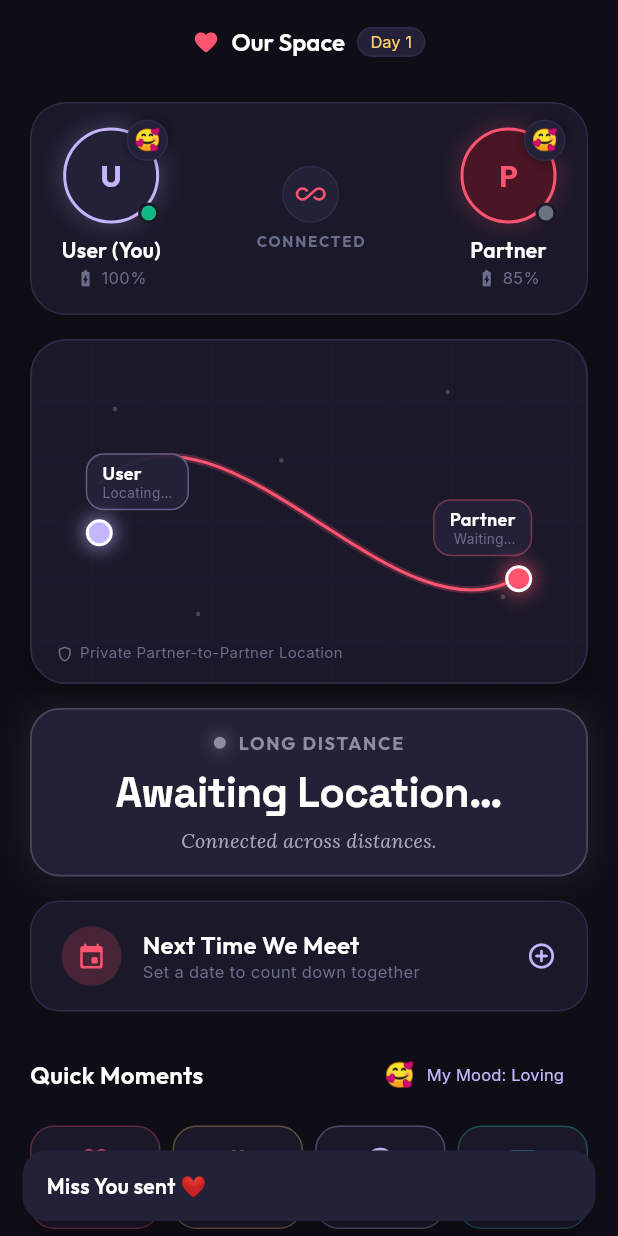
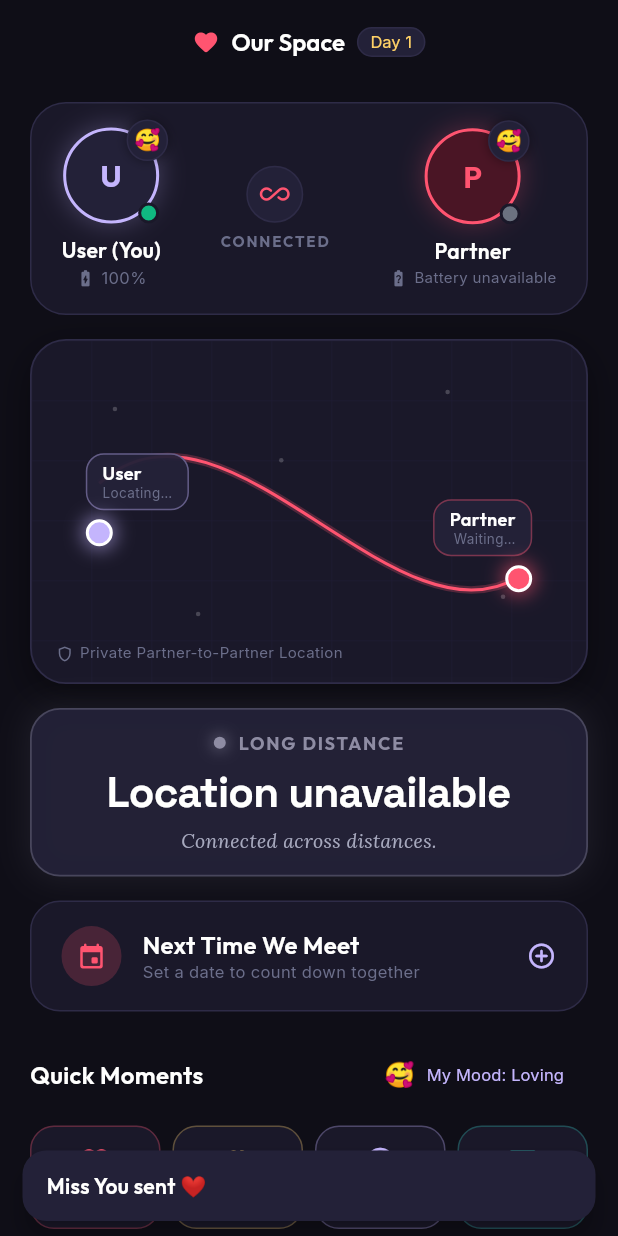
Before and after one commit to Jeet-Nag/between_us, a Flutter app: the HomeScreen screen opened directly with empty values, after a tap on "Miss You", on a phone screen of 412 x 824 dp. Run offline on Flutter 3.47's test engine with Material 3 defaults, Android fonts, the phone set to English and light mode, and no system bars; our stand-ins replace battery_plus, cloud_firestore, file_picker, firebase_auth, firebase_core, firebase_messaging and 6 more; missing offline and left inert: record; accounts and stored records are empty; network calls fail.

Commit message:
fix(pairing-runtime): enforce strict self-pairing rejection, persistent couple connection, real device battery, and real GPS presence

```diff
--- /dev/null
+++ b/lib/features/battery/service/native_battery_service.dart
@@ -0,0 +1,35 @@
+import 'dart:async';
+import 'package:battery_plus/battery_plus.dart';
+import 'package:flutter/foundation.dart';
+
+/// Native Hardware Battery Service querying real device power and charging state
+class NativeBatteryService {
+  static final Battery _battery = Battery();
+
+  /// Reads physical battery percentage (0-100), returns null if unavailable on device/platform
+  static Future<int?> getBatteryLevel() async {
+    try {
+      final level = await _battery.batteryLevel;
+      if (level >= 0 && level <= 100) {
+        return level;
+      }
+      return null;
+    } catch (e) {
+      debugPrint('[Battery] Notice: Unable to query native battery level: $e');
+      return null;
+    }
+  }
+
+  /// Checks if device is actively charging or connected to power
+  static Future<bool> isCharging() async {
+    try {
+      final state = await _battery.batteryState;
+      return state == BatteryState.charging || state == BatteryState.full;
+    } catch (e) {
+      return false;
+    }
+  }
+
+  /// Stream of battery state changes (charging/discharging)
+  static Stream<BatteryState> get onBatteryStateChanged => _battery.onBatteryStateChanged;
+}
--- a/lib/features/couple_pairing/data/couple_repository.dart
+++ b/lib/features/couple_pairing/data/couple_repository.dart
@@ -1,6 +1,20 @@
 import 'package:cloud_firestore/cloud_firestore.dart';
 import '../../auth_pairing/domain/couple_model.dart';
 import '../../../core/security/encryption_service.dart';
+
+class SelfPairingException implements Exception {
+  final String message;
+  const SelfPairingException([this.message = "You can't use your own invitation code. Ask your partner to join."]);
+  @override
+  String toString() => message;
+}
+
+class InvalidPairingCodeException implements Exception {
+  final String message;
+  const InvalidPairingCodeException(this.message);
+  @override
+  String toString() => message;
+}
 
 abstract class CoupleRepository {
   Stream<CoupleModel?> watchCouple(String coupleId, String myUserId);
@@ -28,36 +42,40 @@ class FirebaseCoupleRepository implements CoupleRepository {
       final data = doc.data()!;
       final members = List<String>.from(data['members'] ?? []);
       final partnerId = members.firstWhere((id) => id != myUserId, orElse: () => '');
+      final memberNames = Map<String, dynamic>.from(data['memberNames'] ?? {});
 
       UserProfile? partnerProfile;
       if (partnerId.isNotEmpty) {
+        String partnerName = memberNames[partnerId] as String? ?? '';
+        if (partnerName.isEmpty) {
           try {
-          final partnerDoc = await _firestore.collection('users').doc(partnerId).get().timeout(const Duration(seconds: 5));
+            final partnerDoc = await _firestore.collection('users').doc(partnerId).get().timeout(const Duration(seconds: 4));
             final partnerData = partnerDoc.data() ?? {};
-          final name = partnerData['displayName'] as String? ?? 'Partner';
+            partnerName = partnerData['displayName'] as String? ?? '';
+          } catch (_) {}
+        }
+        if (partnerName.isEmpty) {
+          partnerName = 'Partner';
+        }
         partnerProfile = UserProfile(
           id: partnerId,
-            displayName: name,
-            initials: name.isNotEmpty ? name.substring(0, 1).toUpperCase() : 'P',
-          );
-        } catch (e) {
-          partnerProfile = UserProfile(
-            id: partnerId,
-            displayName: 'Partner',
-            initials: 'P',
+          displayName: partnerName,
+          initials: partnerName.isNotEmpty ? partnerName.substring(0, 1).toUpperCase() : 'P',
         );
       }
-      }
 
-      String myDisplayName = 'You';
+      String myDisplayName = memberNames[myUserId] as String? ?? '';
+      if (myDisplayName.isEmpty) {
         try {
-        final myUserDoc = await _firestore.collection('users').doc(myUserId).get().timeout(const Duration(seconds: 5));
+          final myUserDoc = await _firestore.collection('users').doc(myUserId).get().timeout(const Duration(seconds: 4));
           final myUserData = myUserDoc.data() ?? {};
           if (myUserData['displayName'] != null && (myUserData['displayName'] as String).isNotEmpty) {
             myDisplayName = myUserData['displayName'];
           }
-      } catch (e) {
-        // Safe fallback
+        } catch (_) {}
+      }
+      if (myDisplayName.isEmpty) {
+        myDisplayName = 'You';
       }
 
       return CoupleModel(
@@ -125,6 +143,7 @@ class FirebaseCoupleRepository implements CoupleRepository {
       'pairingCode': pairingCode,
       'status': 'waitingForPartner',
       'members': [myUserId],
+      'memberNames': {myUserId: myDisplayName},
       'creatorId': myUserId,
       'createdAt': FieldValue.serverTimestamp(),
     };
@@ -133,6 +152,7 @@ class FirebaseCoupleRepository implements CoupleRepository {
       'code': pairingCode,
       'coupleId': coupleRef.id,
       'creatorId': myUserId,
+      'creatorDisplayName': myDisplayName,
       'status': 'active',
       'createdAt': FieldValue.serverTimestamp(),
     };
@@ -149,7 +169,6 @@ class FirebaseCoupleRepository implements CoupleRepository {
 
     await batch.commit().timeout(const Duration(seconds: 10));
 
-    // Return the authoritative model only after atomic write succeeds
     return CoupleModel(
       id: coupleRef.id,
       pairingCode: pairingCode,
@@ -183,9 +202,15 @@ class FirebaseCoupleRepository implements CoupleRepository {
     final invData = invDoc.data()!;
     final invStatus = invData['status'] as String? ?? '';
     final coupleId = invData['coupleId'] as String? ?? '';
+    final creatorId = invData['creatorId'] as String? ?? '';
+
+    // STRICT INVARIANT 1: Self-Pairing Guard
+    if (creatorId == myUserId) {
+      throw const SelfPairingException("You can't use your own invitation code. Ask your partner to join.");
+    }
 
     if (invStatus != 'active' || coupleId.isEmpty) {
-      return null;
+      throw InvalidPairingCodeException('Code "$code" is no longer active or already paired.');
     }
 
     final coupleRef = _firestore.collection('couples').doc(coupleId);
@@ -200,21 +225,29 @@ class FirebaseCoupleRepository implements CoupleRepository {
         throw Exception('space_not_found');
       }
 
-      final currentCoupleStatus = coupleSnap.data()?['status'] as String?;
+      final coupleData = coupleSnap.data()!;
+      final currentCreatorId = coupleData['creatorId'] as String?;
+      final members = List<String>.from(coupleData['members'] ?? []);
+      final currentCoupleStatus = coupleData['status'] as String?;
       final currentInvStatus = freshInvSnap.data()?['status'] as String?;
 
-      if (currentCoupleStatus != 'waitingForPartner' || currentInvStatus != 'active') {
-        throw Exception('already_paired');
+      // STRICT INVARIANT 2: Self-pairing check inside atomic transaction
+      if (currentCreatorId == myUserId || members.contains(myUserId)) {
+        throw const SelfPairingException("You can't use your own invitation code. Ask your partner to join.");
       }
 
-      final members = List<String>.from(coupleSnap.data()?['members'] ?? []);
-      if (!members.contains(myUserId)) {
+      if (currentCoupleStatus != 'waitingForPartner' || currentInvStatus != 'active') {
+        throw InvalidPairingCodeException('Code "$code" is already paired or no longer waiting for partner.');
+      }
+
       members.add(myUserId);
-      }
+      final memberNames = Map<String, dynamic>.from(coupleData['memberNames'] ?? {});
+      memberNames[myUserId] = myDisplayName;
 
       // Update couple space to connected
       transaction.update(coupleRef, {
         'members': members,
+        'memberNames': memberNames,
         'status': 'connected',
         'partnerId': myUserId,
         'connectedAt': FieldValue.serverTimestamp(),
@@ -227,7 +260,7 @@ class FirebaseCoupleRepository implements CoupleRepository {
         'claimedAt': FieldValue.serverTimestamp(),
       });
 
-      // Update user's coupleId
+      // Update joining user's profile with coupleId
       transaction.set(
         _firestore.collection('users').doc(myUserId),
         {'coupleId': coupleId, 'displayName': myDisplayName},
@@ -239,6 +272,8 @@ class FirebaseCoupleRepository implements CoupleRepository {
     final data = updatedDoc.data() ?? {};
     final members = List<String>.from(data['members'] ?? []);
     final partnerId = members.firstWhere((id) => id != myUserId, orElse: () => '');
+    final memberNames = Map<String, dynamic>.from(data['memberNames'] ?? {});
+    final partnerName = memberNames[partnerId] as String? ?? 'Partner';
 
     return CoupleModel(
       id: coupleId,
@@ -252,8 +287,8 @@ class FirebaseCoupleRepository implements CoupleRepository {
       partner: partnerId.isNotEmpty
           ? UserProfile(
               id: partnerId,
-              displayName: 'Partner',
-              initials: 'P',
+              displayName: partnerName,
+              initials: partnerName.isNotEmpty ? partnerName.substring(0, 1).toUpperCase() : 'P',
             )
           : null,
       createdAt: (data['createdAt'] as Timestamp?)?.toDate() ?? DateTime.now(),
--- a/lib/features/home/presentation/home_screen.dart
+++ b/lib/features/home/presentation/home_screen.dart
@@ -206,7 +206,7 @@ class HomeScreen extends StatelessWidget {
                         initials: couple?.user.initials ?? 'Y',
                         isMe: true,
                         mood: presenceState.myMood,
-                        batteryLevel: presenceState.myLocation?.batteryLevel ?? 100,
+                        batteryLevel: presenceState.myBatteryLevel,
                         isOnline: true,
                       ),
 
@@ -232,7 +232,7 @@ class HomeScreen extends StatelessWidget {
                         initials: couple?.partner?.initials ?? 'P',
                         isMe: false,
                         mood: presenceState.partnerMood,
-                        batteryLevel: presenceState.partnerLocation?.batteryLevel ?? 85,
+                        batteryLevel: presenceState.partnerLocation?.batteryLevel,
                         isOnline: presenceState.isPartnerOnline,
                       ),
                     ],
--- a/lib/features/home/presentation/widgets/partner_bubble.dart
+++ b/lib/features/home/presentation/widgets/partner_bubble.dart
@@ -8,7 +8,7 @@ class PartnerBubble extends StatelessWidget {
   final String initials;
   final bool isMe;
   final MoodType mood;
-  final int batteryLevel;
+  final int? batteryLevel;
   final bool isOnline;
   final VoidCallback? onTap;
 
@@ -18,7 +18,7 @@ class PartnerBubble extends StatelessWidget {
     required this.initials,
     required this.isMe,
     required this.mood,
-    required this.batteryLevel,
+    this.batteryLevel,
     this.isOnline = true,
     this.onTap,
   });
@@ -115,16 +115,29 @@ class PartnerBubble extends StatelessWidget {
           Row(
             mainAxisSize: MainAxisSize.min,
             children: [
+              if (batteryLevel != null) ...[
                 Icon(
-                batteryLevel > 20 ? Icons.battery_charging_full_rounded : Icons.battery_alert_rounded,
+                  batteryLevel! > 20 ? Icons.battery_charging_full_rounded : Icons.battery_alert_rounded,
                   size: 13,
-                color: batteryLevel > 20 ? AppColors.textMuted : AppColors.warning,
+                  color: batteryLevel! > 20 ? AppColors.textMuted : AppColors.warning,
                 ),
                 const SizedBox(width: 4),
                 Text(
                   '$batteryLevel%',
                   style: AppTypography.bodySmall,
                 ),
+              ] else ...[
+                const Icon(
+                  Icons.battery_unknown_rounded,
+                  size: 13,
+                  color: AppColors.textMuted,
+                ),
+                const SizedBox(width: 4),
+                Text(
+                  'Battery unavailable',
+                  style: AppTypography.bodySmall.copyWith(fontSize: 10, color: AppColors.textMuted),
+                ),
+              ],
             ],
           ),
         ],
--- a/lib/features/home/state/presence_state.dart
+++ b/lib/features/home/state/presence_state.dart
@@ -1,7 +1,9 @@
 import 'dart:async';
+import 'package:cloud_firestore/cloud_firestore.dart';
 import 'package:flutter/foundation.dart';
 import '../../../../core/constants/colors.dart';
 import '../../../../core/utils/distance_calculator.dart';
+import '../../battery/service/native_battery_service.dart';
 import '../../location/data/location_repository.dart';
 import '../../location/service/native_location_service.dart';
 
@@ -26,7 +28,7 @@ class PartnerLocation {
   final double longitude;
   final double accuracy;
   final DateTime updatedAt;
-  final int batteryLevel;
+  final int? batteryLevel;
   final bool isCharging;
 
   const PartnerLocation({
@@ -34,12 +36,13 @@ class PartnerLocation {
     required this.longitude,
     required this.accuracy,
     required this.updatedAt,
-    this.batteryLevel = 85,
+    this.batteryLevel,
     this.isCharging = false,
   });
 }
 
 class PresenceState extends ChangeNotifier {
+  final FirebaseFirestore _firestore = FirebaseFirestore.instance;
   final LocationRepository _locationRepository;
   final String _myUserId;
   final String _coupleId;
@@ -47,6 +50,8 @@ class PresenceState extends ChangeNotifier {
 
   PartnerLocation? _myLocation;
   PartnerLocation? _partnerLocation;
+  int? _myBatteryLevel;
+  bool _myIsCharging = false;
   MoodType _myMood = MoodType.loving;
   MoodType _partnerMood = MoodType.loving;
   bool _isPartnerOnline = false;
@@ -55,14 +60,17 @@ class PresenceState extends ChangeNotifier {
   ProximityResult _proximity = const ProximityResult(
     distanceInMeters: 0,
     state: ProximityState.longDistance,
-    formattedDistance: 'Awaiting Location…',
+    formattedDistance: 'Location unavailable',
     emotionalSubtitle: 'Connected across distances.',
     stateColor: AppColors.proximityLong,
   );
 
   StreamSubscription? _partnerLocationSubscription;
   StreamSubscription? _nativeLocationSubscription;
+  StreamSubscription? _partnerPresenceSubscription;
+  StreamSubscription? _batterySubscription;
   Timer? _freshnessTimer;
+  Timer? _batteryPeriodicTimer;
 
   PresenceState({
     required LocationRepository locationRepository,
@@ -73,33 +81,41 @@ class PresenceState extends ChangeNotifier {
         _myUserId = myUserId,
         _coupleId = coupleId,
         _partnerId = partnerId {
+    _initBattery();
     _startLocationStreaming();
     _listenToPartnerLocation();
+    _listenToPartnerPresence();
+    _publishMyPresence();
     _freshnessTimer = Timer.periodic(const Duration(minutes: 1), (_) => notifyListeners());
+    _batteryPeriodicTimer = Timer.periodic(const Duration(minutes: 5), (_) => _syncBatteryLevel());
   }
 
   PartnerLocation? get myLocation => _myLocation;
   PartnerLocation? get partnerLocation => _partnerLocation;
+  int? get myBatteryLevel => _myBatteryLevel;
+  bool get myIsCharging => _myIsCharging;
   MoodType get myMood => _myMood;
   MoodType get partnerMood => _partnerMood;
   bool get isPartnerOnline => _isPartnerOnline;
   bool get isLocationSharingEnabled => _isLocationSharingEnabled;
   ProximityResult get proximity => _proximity;
 
-  /// Computes human-readable location freshness without deceptive "LIVE" labels on stale data
+  /// Computes accurate, honest location freshness without fake "LIVE" labels
   String get partnerFreshnessLabel {
-    if (!_isLocationSharingEnabled) return 'LOCATION SHARING OFF';
-    if (_partnerLocation == null) return 'WAITING FOR LOCATION…';
+    if (!_isLocationSharingEnabled) return 'Location sharing is off';
+    if (_partnerLocation == null) return 'Waiting for location…';
 
     final diff = DateTime.now().difference(_partnerLocation!.updatedAt);
-    if (diff.inMinutes < 3) {
-      return 'LIVE';
+    if (diff.inSeconds < 30) {
+      return 'Live';
+    } else if (diff.inMinutes < 5) {
+      return 'Recently updated';
     } else if (diff.inMinutes < 60) {
-      return 'UPDATED ${diff.inMinutes}M AGO';
+      return 'Last updated ${diff.inMinutes}m ago';
     } else if (diff.inHours < 24) {
-      return 'UPDATED ${diff.inHours}H AGO';
+      return 'Last updated ${diff.inHours}h ago';
     } else {
-      return 'OFFLINE';
+      return 'Offline';
     }
   }
 
@@ -108,14 +124,42 @@ class PresenceState extends ChangeNotifier {
     return DateTime.now().difference(_partnerLocation!.updatedAt).inMinutes >= 15;
   }
 
+  Future<void> _initBattery() async {
+    _myBatteryLevel = await NativeBatteryService.getBatteryLevel();
+    _myIsCharging = await NativeBatteryService.isCharging();
+    notifyListeners();
+
+    _batterySubscription = NativeBatteryService.onBatteryStateChanged.listen((_) async {
+      await _syncBatteryLevel();
+    });
+  }
+
+  Future<void> _syncBatteryLevel() async {
+    final level = await NativeBatteryService.getBatteryLevel();
+    final charging = await NativeBatteryService.isCharging();
+    _myBatteryLevel = level;
+    _myIsCharging = charging;
+    notifyListeners();
+
+    if (_coupleId.isNotEmpty && _myUserId.isNotEmpty) {
+      _locationRepository.updateBattery(
+        coupleId: _coupleId,
+        myUserId: _myUserId,
+        batteryLevel: level,
+        isCharging: charging,
+      );
+    }
+  }
+
   void _startLocationStreaming() async {
     final hasPermission = await NativeLocationService.ensurePermission();
     if (!hasPermission) {
-      debugPrint('[Presence] Native location permission denied by user.');
+      debugPrint('[Presence] Location permission unavailable or denied.');
+      _recalculateDistance();
       return;
     }
 
-    // Get initial fix
+    // Get initial real GPS fix
     final initial = await NativeLocationService.getCurrentPosition();
     if (initial != null) {
       _myLocation = PartnerLocation(
@@ -123,16 +167,20 @@ class PresenceState extends ChangeNotifier {
         longitude: initial.longitude,
         accuracy: initial.accuracy,
         updatedAt: initial.timestamp,
+        batteryLevel: _myBatteryLevel,
+        isCharging: _myIsCharging,
       );
       _locationRepository.updateMyLocation(
         coupleId: _coupleId,
         myUserId: _myUserId,
         reading: initial,
+        batteryLevel: _myBatteryLevel,
+        isCharging: _myIsCharging,
       );
       _recalculateDistance();
     }
 
-    // Start 25m distance-filtered stream
+    // Start battery-aware GPS distance stream
     _nativeLocationSubscription = NativeLocationService.getBatteryAwarePositionStream(
       distanceFilterMeters: 25,
     ).listen((reading) {
@@ -142,11 +190,15 @@ class PresenceState extends ChangeNotifier {
         longitude: reading.longitude,
         accuracy: reading.accuracy,
         updatedAt: reading.timestamp,
+        batteryLevel: _myBatteryLevel,
+        isCharging: _myIsCharging,
       );
       _locationRepository.updateMyLocation(
         coupleId: _coupleId,
         myUserId: _myUserId,
         reading: reading,
+        batteryLevel: _myBatteryLevel,
+        isCharging: _myIsCharging,
       );
       _recalculateDistance();
     });
@@ -157,21 +209,77 @@ class PresenceState extends ChangeNotifier {
     _partnerLocationSubscription = _locationRepository
         .watchPartnerLocation(coupleId: _coupleId, partnerId: _partnerId)
         .listen((loc) {
+      _partnerLocation = loc;
       if (loc != null) {
-        _partnerLocation = loc;
-        _isPartnerOnline = DateTime.now().difference(loc.updatedAt).inMinutes < 15;
-        _recalculateDistance();
+        _isPartnerOnline = DateTime.now().difference(loc.updatedAt).inMinutes < 5;
       }
+      _recalculateDistance();
     });
   }
 
+  void _listenToPartnerPresence() {
+    if (_partnerId.isEmpty || _coupleId.isEmpty) return;
+    _partnerPresenceSubscription = _firestore
+        .collection('couples')
+        .doc(_coupleId)
+        .collection('presence')
+        .doc(_partnerId)
+        .snapshots()
+        .listen((doc) {
+      if (!doc.exists) return;
+      final data = doc.data() ?? {};
+      final moodStr = data['mood'] as String?;
+      final lastSeen = (data['lastSeenAt'] as Timestamp?)?.toDate();
+
+      if (moodStr != null) {
+        _partnerMood = MoodType.values.firstWhere(
+          (m) => m.name == moodStr,
+          orElse: () => MoodType.loving,
+        );
+      }
+      if (lastSeen != null) {
+        _isPartnerOnline = DateTime.now().difference(lastSeen).inMinutes < 5;
+      }
+      notifyListeners();
+    });
+  }
+
+  Future<void> _publishMyPresence() async {
+    if (_coupleId.isEmpty || _myUserId.isEmpty) return;
+    try {
+      await _firestore
+          .collection('couples')
+          .doc(_coupleId)
+          .collection('presence')
+          .doc(_myUserId)
+          .set({
+        'mood': _myMood.name,
+        'lastSeenAt': FieldValue.serverTimestamp(),
+      }, SetOptions(merge: true));
+    } catch (e) {
+      // Non-fatal
+    }
+  }
+
   void _recalculateDistance() {
+    if (!_isLocationSharingEnabled) {
+      _proximity = const ProximityResult(
+        distanceInMeters: 0,
+        state: ProximityState.longDistance,
+        formattedDistance: 'Location sharing is off',
+        emotionalSubtitle: 'Turn on location sharing in settings.',
+        stateColor: AppColors.proximityLong,
+      );
+      notifyListeners();
+      return;
+    }
+
     if (_myLocation == null || _partnerLocation == null) {
       _proximity = const ProximityResult(
         distanceInMeters: 0,
         state: ProximityState.longDistance,
-        formattedDistance: 'Awaiting Location…',
-        emotionalSubtitle: 'Connected across distances.',
+        formattedDistance: 'Location unavailable',
+        emotionalSubtitle: 'Waiting for partner GPS coordinates…',
         stateColor: AppColors.proximityLong,
       );
       notifyListeners();
@@ -195,12 +303,13 @@ class PresenceState extends ChangeNotifier {
 
   void toggleLocationSharing(bool enabled) {
     _isLocationSharingEnabled = enabled;
-    notifyListeners();
+    _recalculateDistance();
   }
 
   void setMyMood(MoodType mood) {
     _myMood = mood;
     notifyListeners();
+    _publishMyPresence();
   }
 
   void setPartnerMood(MoodType mood) {
@@ -212,7 +321,10 @@ class PresenceState extends ChangeNotifier {
   void dispose() {
     _partnerLocationSubscription?.cancel();
     _nativeLocationSubscription?.cancel();
+    _partnerPresenceSubscription?.cancel();
+    _batterySubscription?.cancel();
     _freshnessTimer?.cancel();
+    _batteryPeriodicTimer?.cancel();
     super.dispose();
   }
 }
--- a/lib/main.dart
+++ b/lib/main.dart
@@ -144,6 +144,26 @@ class _RootAppCoordinatorState extends State<RootAppCoordinator> {
       });
     }
 
+    // If user has a known coupleId and couple data is still loading from Firestore, show loading
+    if ((user.coupleId != null && user.coupleId!.isNotEmpty && coupleState.couple == null) ||
+        (coupleState.isLoading && coupleState.couple == null)) {
+      return Scaffold(
+        body: Container(
+          decoration: const BoxDecoration(gradient: AppColors.ambientGlow),
+          child: const Center(
+            child: SizedBox(
+              width: 32,
+              height: 32,
+              child: CircularProgressIndicator(
+                color: AppColors.primaryRose,
+                strokeWidth: 2.5,
+              ),
+            ),
+          ),
+        ),
+      );
+    }
+
     // Step 2: Couple Space Pairing
     if (!coupleState.isConnected) {
       return PairingScreen(
--- a/pubspec.yaml
+++ b/pubspec.yaml
@@ -35,6 +35,7 @@ dependencies:
   crypto: ^3.0.3
   shared_preferences: ^2.2.2
   cached_network_image: ^3.3.1
+  battery_plus: ^6.0.2
 
 dev_dependencies:
   flutter_test:
```
Also changed, not shown: lib/features/auth_pairing/state/couple_state.dart (+17 -1 lines), lib/features/location/data/location_repository.dart (+51 -10 lines), pubspec.lock, 2 other files. Lines whose indentation alone changed are shown as unchanged.
